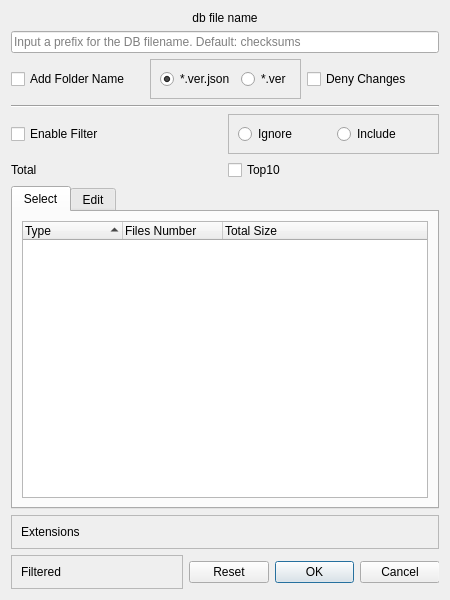
Before: the Qt Designer form src/dialogdbcreation.ui in artemvlas/veretino, drawn with Qt 5.
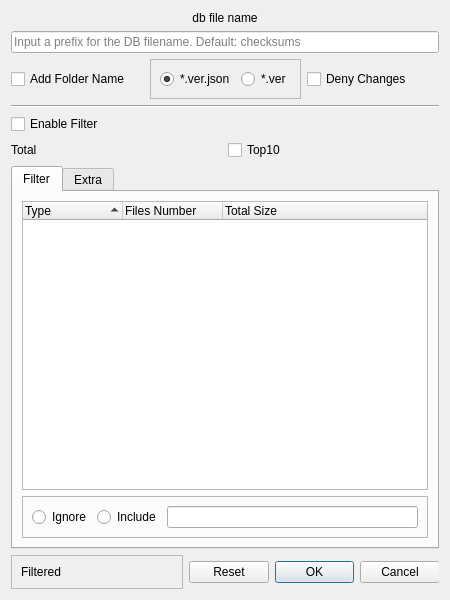
After: the same form once the commit is applied. Custom widgets are drawn as their Qt base class.

```diff
--- a/src/dialogdbcreation.ui
+++ b/src/dialogdbcreation.ui
@@ -104,32 +104,6 @@
        </property>
       </widget>
      </item>
-     <item row="0" column="1">
-      <widget class="QFrame" name="frame_3">
-       <property name="frameShape">
-        <enum>QFrame::Shape::StyledPanel</enum>
-       </property>
-       <property name="frameShadow">
-        <enum>QFrame::Shadow::Raised</enum>
-       </property>
-       <layout class="QHBoxLayout" name="horizontalLayout_5">
-        <item>
-         <widget class="QRadioButton" name="rb_ignore">
-          <property name="text">
-           <string>Ignore</string>
-          </property>
-         </widget>
-        </item>
-        <item>
-         <widget class="QRadioButton" name="rb_include">
-          <property name="text">
-           <string>Include</string>
-          </property>
-         </widget>
-        </item>
-       </layout>
-      </widget>
-     </item>
      <item row="1" column="1">
       <widget class="QCheckBox" name="cb_top10">
        <property name="text">
@@ -146,7 +120,7 @@
      </property>
      <widget class="QWidget" name="tabSelect">
       <attribute name="title">
-       <string>Select</string>
+       <string>Filter</string>
       </attribute>
       <layout class="QVBoxLayout" name="verticalLayout_2">
        <item>
@@ -174,26 +148,6 @@
          </column>
         </widget>
        </item>
-      </layout>
-     </widget>
-     <widget class="QWidget" name="tabEdit">
-      <attribute name="title">
-       <string>Edit</string>
-      </attribute>
-      <layout class="QVBoxLayout" name="verticalLayout_3">
-       <item>
-        <widget class="QLineEdit" name="inp_exts">
-         <property name="placeholderText">
-          <string>log jpg docx mkv</string>
-         </property>
-        </widget>
-       </item>
-      </layout>
-     </widget>
-    </widget>
-   </item>
-   <item>
-    <layout class="QHBoxLayout" name="horizontalLayout_2">
      <item>
       <widget class="QFrame" name="frameFilterExtensions">
        <property name="frameShape">
@@ -202,18 +156,40 @@
        <property name="frameShadow">
         <enum>QFrame::Shadow::Raised</enum>
        </property>
-       <layout class="QHBoxLayout" name="horizontalLayout_4">
+         <layout class="QHBoxLayout" name="horizontalLayout_2">
         <item>
-         <widget class="QLabel" name="l_exts_list">
+           <widget class="QRadioButton" name="rb_ignore">
           <property name="text">
-           <string>Extensions</string>
+             <string>Ignore</string>
           </property>
          </widget>
         </item>
+          <item>
+           <widget class="QRadioButton" name="rb_include">
+            <property name="text">
+             <string>Include</string>
+            </property>
+           </widget>
+          </item>
+          <item>
+           <widget class="QLineEdit" name="le_exts_list">
+            <property name="readOnly">
+             <bool>true</bool>
+            </property>
+           </widget>
+          </item>
        </layout>
       </widget>
      </item>
     </layout>
+     </widget>
+     <widget class="QWidget" name="tabExtra">
+      <attribute name="title">
+       <string>Extra</string>
+      </attribute>
+      <layout class="QVBoxLayout" name="verticalLayout_3"/>
+     </widget>
+    </widget>
    </item>
    <item>
     <layout class="QHBoxLayout" name="horizontalLayout">
```
Left out of the diff: 2 changed lines with no effect on the pictures. Lines whose indentation alone changed are shown as unchanged.
